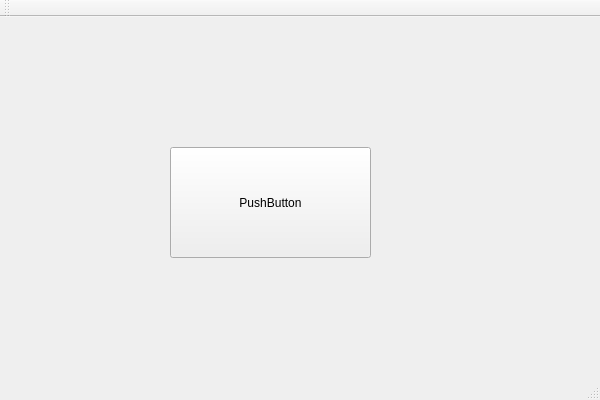
Above: TicTacToe/TicTacToeUI/TicTacToeUI.ui from EneClaudiu/TicTacToe before the change. Below: the same form after it.
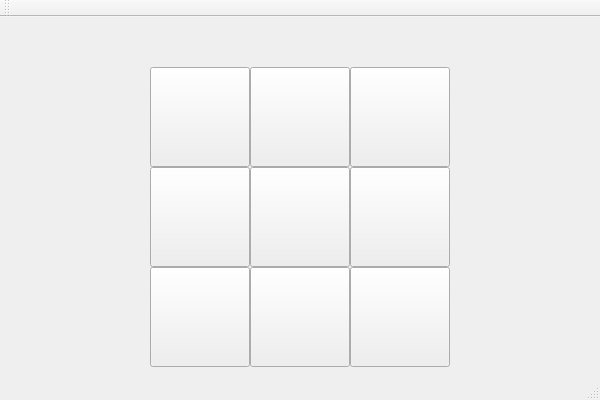
That is the form after the change. The open tabs and pages were chosen to show the change.

```diff
--- a/TicTacToe/TicTacToeUI/TicTacToeUI.ui
+++ b/TicTacToe/TicTacToeUI/TicTacToeUI.ui
@@ -14,18 +14,215 @@
    <string>TicTacToeUI</string>
   </property>
   <widget class="QWidget" name="centralWidget">
-   <widget class="QPushButton" name="pushButton">
+   <widget class="QStackedWidget" name="stackedWidget">
     <property name="geometry">
      <rect>
-      <x>170</x>
-      <y>130</y>
-      <width>201</width>
-      <height>111</height>
+      <x>0</x>
+      <y>0</y>
+      <width>600</width>
+      <height>350</height>
      </rect>
     </property>
-    <property name="text">
-     <string>PushButton</string>
-    </property>
+    <widget class="QWidget" name="page_0">
+     <widget class="QLineEdit" name="lineEdit_player1">
+      <property name="geometry">
+       <rect>
+        <x>175</x>
+        <y>110</y>
+        <width>250</width>
+        <height>30</height>
+       </rect>
+      </property>
+      <property name="focusPolicy">
+       <enum>Qt::ClickFocus</enum>
+      </property>
+      <property name="contextMenuPolicy">
+       <enum>Qt::DefaultContextMenu</enum>
+      </property>
+      <property name="layoutDirection">
+       <enum>Qt::LeftToRight</enum>
+      </property>
+      <property name="alignment">
+       <set>Qt::AlignCenter</set>
+      </property>
+      <property name="placeholderText">
+       <string>player 1</string>
+      </property>
+     </widget>
+     <widget class="QLineEdit" name="lineEdit_player2">
+      <property name="geometry">
+       <rect>
+        <x>175</x>
+        <y>160</y>
+        <width>250</width>
+        <height>30</height>
+       </rect>
+      </property>
+      <property name="focusPolicy">
+       <enum>Qt::ClickFocus</enum>
+      </property>
+      <property name="alignment">
+       <set>Qt::AlignCenter</set>
+      </property>
+      <property name="placeholderText">
+       <string>player 2</string>
+      </property>
+     </widget>
+     <widget class="QPushButton" name="pushButton_player">
+      <property name="geometry">
+       <rect>
+        <x>260</x>
+        <y>220</y>
+        <width>80</width>
+        <height>30</height>
+       </rect>
+      </property>
+      <property name="text">
+       <string>OK / SKIP</string>
+      </property>
+     </widget>
+    </widget>
+    <widget class="QWidget" name="page_1">
+     <widget class="QPushButton" name="pushButton_7">
+      <property name="geometry">
+       <rect>
+        <x>150</x>
+        <y>250</y>
+        <width>100</width>
+        <height>100</height>
+       </rect>
+      </property>
+      <property name="text">
+       <string/>
+      </property>
+     </widget>
+     <widget class="QPushButton" name="pushButton_6">
+      <property name="geometry">
+       <rect>
+        <x>350</x>
+        <y>150</y>
+        <width>100</width>
+        <height>100</height>
+       </rect>
+      </property>
+      <property name="text">
+       <string/>
+      </property>
+     </widget>
+     <widget class="QPushButton" name="pushButton_2">
+      <property name="geometry">
+       <rect>
+        <x>250</x>
+        <y>50</y>
+        <width>100</width>
+        <height>100</height>
+       </rect>
+      </property>
+      <property name="text">
+       <string/>
+      </property>
+     </widget>
+     <widget class="QPushButton" name="pushButton_1">
+      <property name="geometry">
+       <rect>
+        <x>150</x>
+        <y>50</y>
+        <width>100</width>
+        <height>100</height>
+       </rect>
+      </property>
+      <property name="text">
+       <string/>
+      </property>
+     </widget>
+     <widget class="QPushButton" name="pushButton_3">
+      <property name="geometry">
+       <rect>
+        <x>350</x>
+        <y>50</y>
+        <width>100</width>
+        <height>100</height>
+       </rect>
+      </property>
+      <property name="text">
+       <string/>
+      </property>
+     </widget>
+     <widget class="QPushButton" name="pushButton_5">
+      <property name="geometry">
+       <rect>
+        <x>250</x>
+        <y>150</y>
+        <width>100</width>
+        <height>100</height>
+       </rect>
+      </property>
+      <property name="text">
+       <string/>
+      </property>
+     </widget>
+     <widget class="QPushButton" name="pushButton_9">
+      <property name="geometry">
+       <rect>
+        <x>350</x>
+        <y>250</y>
+        <width>100</width>
+        <height>100</height>
+       </rect>
+      </property>
+      <property name="text">
+       <string/>
+      </property>
+     </widget>
+     <widget class="QPushButton" name="pushButton_4">
+      <property name="geometry">
+       <rect>
+        <x>150</x>
+        <y>150</y>
+        <width>100</width>
+        <height>100</height>
+       </rect>
+      </property>
+      <property name="text">
+       <string/>
+      </property>
+     </widget>
+     <widget class="QPushButton" name="pushButton_8">
+      <property name="geometry">
+       <rect>
+        <x>250</x>
+        <y>250</y>
+        <width>100</width>
+        <height>100</height>
+       </rect>
+      </property>
+      <property name="text">
+       <string/>
+      </property>
+     </widget>
+     <widget class="QLabel" name="label">
+      <property name="geometry">
+       <rect>
+        <x>150</x>
+        <y>30</y>
+        <width>301</width>
+        <height>20</height>
+       </rect>
+      </property>
+      <property name="font">
+       <font>
+        <family>Segoe Print</family>
+       </font>
+      </property>
+      <property name="text">
+       <string/>
+      </property>
+      <property name="alignment">
+       <set>Qt::AlignCenter</set>
+      </property>
+     </widget>
+    </widget>
+    <widget class="QWidget" name="page_2"/>
    </widget>
   </widget>
   <widget class="QMenuBar" name="menuBar">
```
